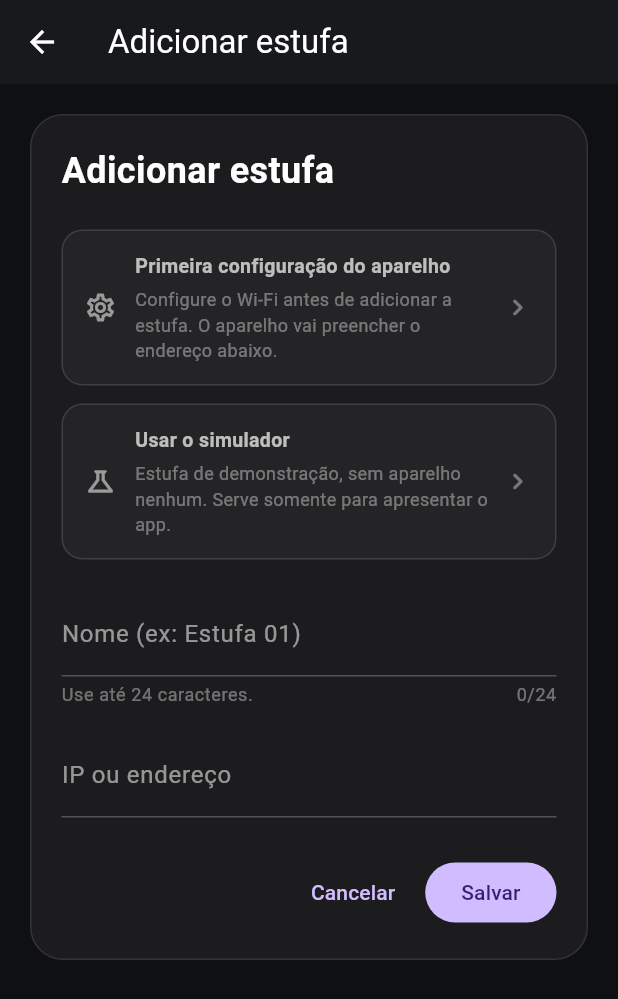
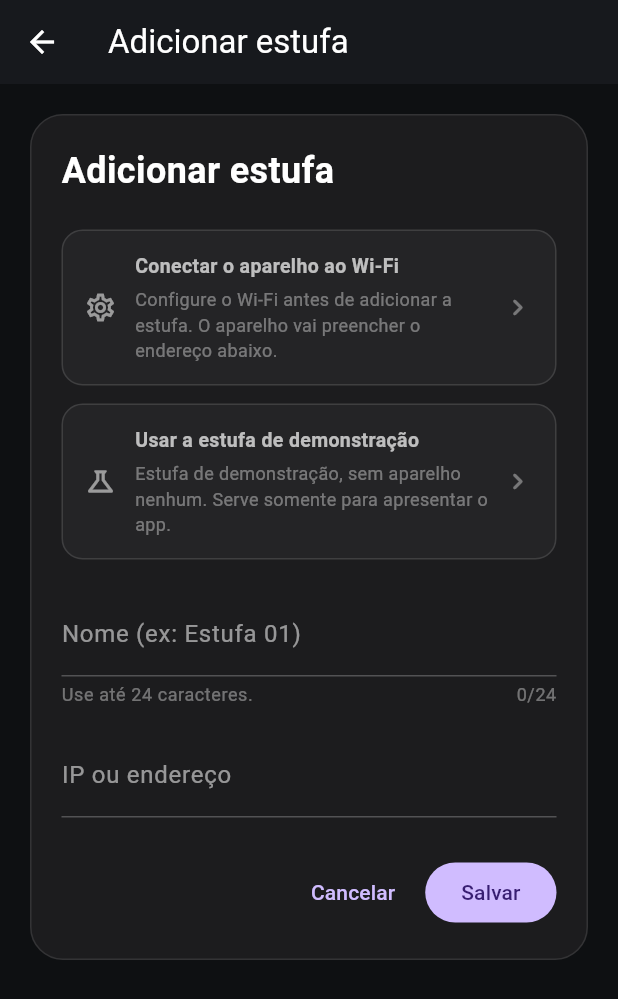
Before and after one commit to Alox01/sentinela-smart, a Flutter app: the EstufaFormScreen screen opened directly, on a phone screen of 412 x 824 dp. Shown: the top 999 px of the screen. Run offline on Flutter 3.47's test engine with Material 3 defaults, Android fonts, the phone set to English and light mode, and no system bars; our stand-ins replace app_links, file_picker, firebase_core, firebase_messaging, fl_chart, flutter_local_notifications and 7 more; missing offline and left inert: dart:html, dart:js_interop; accounts and stored records are empty; generated files the repository leaves out were written again.

Commit message:
Name the two shortcuts after what the grower is doing
One described the app's job rather than his - and claimed to be the first
configuration, though the same screen also reconfigures a greenhouse that has
been running for weeks. It now says it connects the device to the wifi, which is
true on both occasions and is the thing actually being done.

The other asked him to know what a simulator is. Its own description already
said demonstration, so the title was a second word for one idea. It says
demonstration too.

Neither changes behaviour; the tests that reach these shortcuts follow the new
wording.

```diff
--- a/estufa_app/lib/screens/estufa_form_screen.dart
+++ b/estufa_app/lib/screens/estufa_form_screen.dart
@@ -561,7 +561,7 @@ class _EstufaFormScreenState extends State<EstufaFormScreen> {
                 crossAxisAlignment: CrossAxisAlignment.start,
                 children: [
                   Text(
-                    'Usar o simulador',
+                    'Usar a estufa de demonstração',
                     style: TextStyle(
                       color: Colors.white70,
                       fontSize: 13,
@@ -630,7 +630,7 @@ class _EstufaFormScreenState extends State<EstufaFormScreen> {
                 crossAxisAlignment: CrossAxisAlignment.start,
                 children: [
                   Text(
-                    'Primeira configuração do aparelho',
+                    'Conectar o aparelho ao Wi-Fi',
                     style: TextStyle(
                       color: Colors.white70,
                       fontSize: 13,
```
Also changed, not shown: 1 other file.
